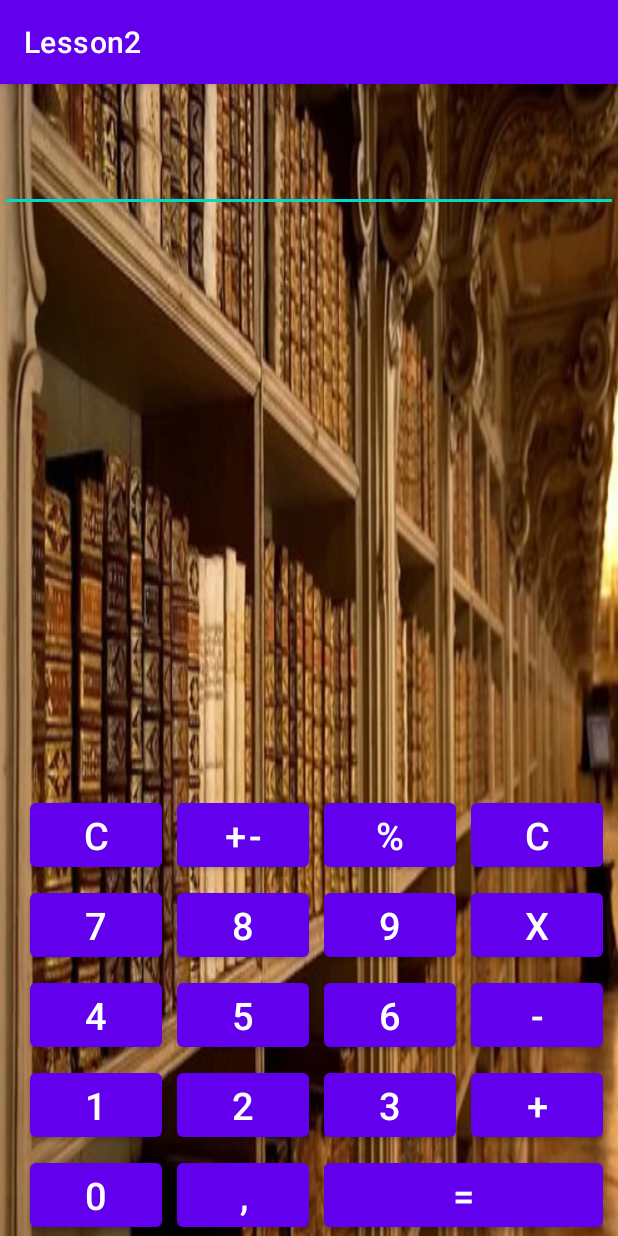
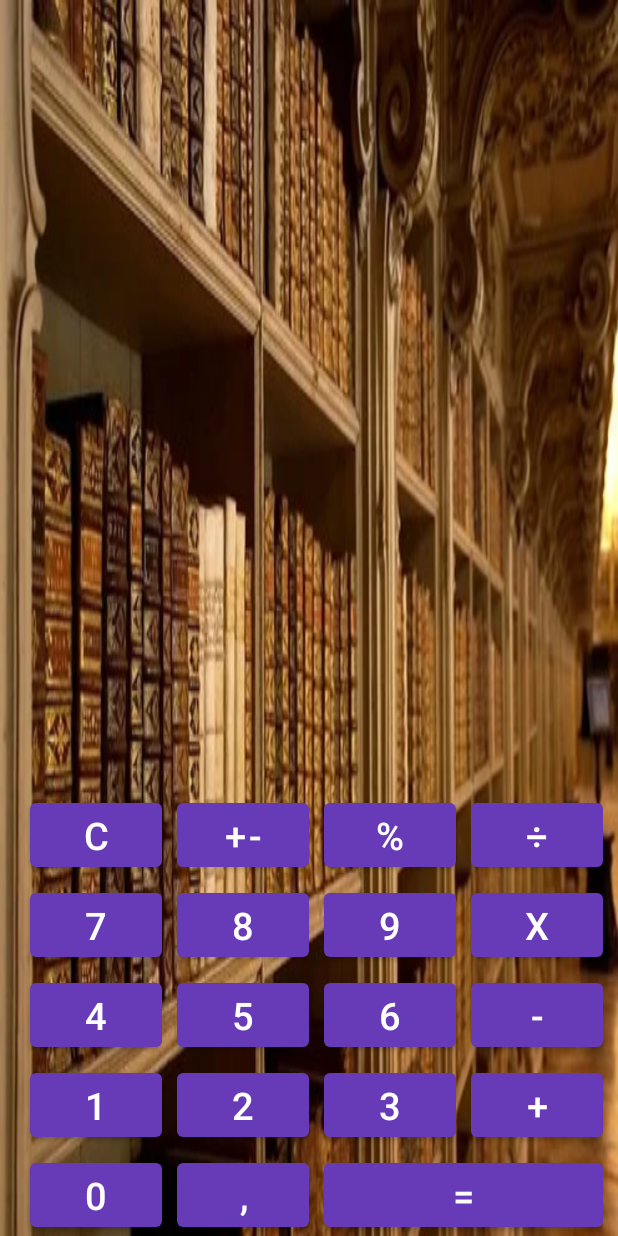
Before and after one commit to TesFun/Calculator, an Android app: the screen it shows after launch (MainActivity), on a phone screen of 412 x 824 dp. Run offline under Robolectric (Android 15) with nearby library versions, the phone set to English and light mode, and no system bars.

Commit message:
Вынес названия в стринг ресурс, провел косметические изменения

```diff
--- a/app/src/main/java/ru/gb/lesson2/MainActivity.java
+++ b/app/src/main/java/ru/gb/lesson2/MainActivity.java
@@ -3,12 +3,38 @@ package ru.gb.lesson2;
 import androidx.appcompat.app.AppCompatActivity;
 
 import android.os.Bundle;
+import android.view.View;
+import android.widget.EditText;
+import android.widget.TextView;
 
 public class MainActivity extends AppCompatActivity {
+
+    TextView textView;
+//    int value = 0;
+    int value;
 
     @Override
     protected void onCreate(Bundle savedInstanceState) {
         super.onCreate(savedInstanceState);
         setContentView(R.layout.activity_main);
+
+        textView = findViewById(R.id.textView);
+//        value = Integer.parseInt(String.valueOf(editText.getText()));
+
+        findViewById(R.id.button_0).setOnClickListener(new View.OnClickListener() {
+            @Override
+            public void onClick(View v) {
+                value += 0;
+                textView.setText(String.valueOf(value));
+            }
+        });
+
+        findViewById(R.id.button_1).setOnClickListener(new View.OnClickListener() {
+            @Override
+            public void onClick(View v) {
+                value += 1;
+                textView.setText(String.valueOf(value));
+            }
+        });
     }
 }
--- a/app/src/main/res/layout/activity_main.xml
+++ b/app/src/main/res/layout/activity_main.xml
@@ -5,13 +5,15 @@
     xmlns:tools="http://schemas.android.com/tools"
     android:layout_width="match_parent"
     android:layout_height="match_parent"
-    tools:context=".MainActivity"
-    android:background="@drawable/palacio">
+    android:background="@drawable/palacio"
+    tools:context=".MainActivity">
 
-    <EditText
+    <TextView
+        android:id="@+id/textView"
         android:layout_width="0dp"
         android:layout_height="wrap_content"
         android:textAlignment="textEnd"
+        android:textColor="@color/white"
         android:textSize="48sp"
         app:layout_constraintEnd_toEndOf="parent"
         app:layout_constraintStart_toStartOf="parent"
@@ -21,9 +23,9 @@
     <androidx.constraintlayout.widget.ConstraintLayout
         android:layout_width="wrap_content"
         android:layout_height="wrap_content"
-        app:layout_constraintStart_toStartOf="parent"
+        app:layout_constraintBottom_toBottomOf="parent"
         app:layout_constraintEnd_toEndOf="parent"
-        app:layout_constraintBottom_toBottomOf="parent">
+        app:layout_constraintStart_toStartOf="parent">
 
         <Button
             android:id="@+id/button_c"
@@ -31,231 +33,211 @@
             android:layout_height="wrap_content"
             android:layout_marginStart="10dp"
             android:layout_marginTop="10dp"
-        app:layout_constraintTop_toTopOf="parent"
+            android:text="@string/button_c"
+            android:textSize="25sp"
             app:layout_constraintLeft_toLeftOf="parent"
-        android:text="@string/btn_c"
-        android:textSize="25sp"
-        />
+            app:layout_constraintTop_toTopOf="parent" />
 
         <Button
             android:id="@+id/button_7"
             android:layout_width="wrap_content"
             android:layout_height="wrap_content"
-        android:layout_marginLeft="10dp"
+            android:layout_marginStart="10dp"
             android:layout_marginTop="5dp"
-        app:layout_constraintTop_toBottomOf="@id/button_c"
+            android:text="@string/button_7"
+            android:textSize="25sp"
             app:layout_constraintLeft_toLeftOf="parent"
-        android:text="7"
-        android:textSize="25dp"
-        />
+            app:layout_constraintTop_toBottomOf="@id/button_c" />
 
         <Button
             android:id="@+id/button_plusminus"
             android:layout_width="wrap_content"
             android:layout_height="wrap_content"
-        android:layout_marginLeft="10dp"
+            android:layout_marginStart="10dp"
             android:layout_marginTop="10dp"
-        app:layout_constraintTop_toTopOf="parent"
+            android:text="@string/button_plusmin"
+            android:textSize="25sp"
             app:layout_constraintLeft_toRightOf="@id/button_c"
-        android:text="+-"
-        android:textSize="25dp"
-        />
+            app:layout_constraintTop_toTopOf="parent" />
 
         <Button
             android:id="@+id/button_8"
             android:layout_width="wrap_content"
             android:layout_height="wrap_content"
-        android:layout_marginLeft="10dp"
+            android:layout_marginStart="10dp"
             android:layout_marginTop="5dp"
-        app:layout_constraintTop_toBottomOf="@id/button_plusminus"
+            android:text="@string/button_8"
+            android:textSize="25sp"
             app:layout_constraintLeft_toRightOf="@id/button_7"
-        android:text="8"
-        android:textSize="25dp"
-        />
+            app:layout_constraintTop_toBottomOf="@id/button_plusminus" />
 
         <Button
             android:id="@+id/button_percent"
             android:layout_width="wrap_content"
             android:layout_height="wrap_content"
-        android:layout_marginLeft="10dp"
+            android:layout_marginStart="10dp"
             android:layout_marginTop="10dp"
-        app:layout_constraintTop_toTopOf="parent"
+            android:text="@string/button_percent"
+            android:textSize="25sp"
             app:layout_constraintLeft_toRightOf="@id/button_plusminus"
-        android:text="%"
-        android:textSize="25dp"
-        />
+            app:layout_constraintTop_toTopOf="parent" />
 
         <Button
             android:id="@+id/button_9"
             android:layout_width="wrap_content"
             android:layout_height="wrap_content"
-        android:layout_marginLeft="10dp"
+            android:layout_marginStart="10dp"
             android:layout_marginTop="5dp"
-        app:layout_constraintTop_toBottomOf="@id/button_percent"
+            android:text="@string/button_9"
+            android:textSize="25sp"
             app:layout_constraintLeft_toRightOf="@id/button_8"
-        android:text="9"
-        android:textSize="25dp"
-        />
+            app:layout_constraintTop_toBottomOf="@id/button_percent" />
 
         <Button
             android:id="@+id/button_division"
             android:layout_width="wrap_content"
             android:layout_height="wrap_content"
-        android:layout_marginLeft="10dp"
+            android:layout_marginStart="10dp"
             android:layout_marginTop="10dp"
-        app:layout_constraintTop_toTopOf="parent"
+            android:text="@string/button_division"
+            android:textSize="25sp"
             app:layout_constraintLeft_toRightOf="@id/button_percent"
-        android:text="c"
-        android:textSize="25dp"
-        />
+            app:layout_constraintTop_toTopOf="parent" />
 
         <Button
             android:id="@+id/button_mult"
             android:layout_width="wrap_content"
             android:layout_height="wrap_content"
-        android:layout_marginLeft="10dp"
+            android:layout_marginStart="10dp"
             android:layout_marginTop="5dp"
-        app:layout_constraintTop_toBottomOf="@id/button_division"
+            android:text="@string/button_x"
+            android:textSize="25sp"
             app:layout_constraintLeft_toRightOf="@id/button_9"
-        android:text="x"
-        android:textSize="25dp"
-        />
+            app:layout_constraintTop_toBottomOf="@id/button_division" />
 
         <Button
             android:id="@+id/button_4"
             android:layout_width="wrap_content"
             android:layout_height="wrap_content"
-        android:layout_marginLeft="10dp"
+            android:layout_marginStart="10dp"
             android:layout_marginTop="5dp"
-        app:layout_constraintTop_toBottomOf="@id/button_7"
+            android:text="@string/button_4"
+            android:textSize="25sp"
             app:layout_constraintLeft_toLeftOf="parent"
-        android:text="4"
-        android:textSize="25dp"
-        />
+            app:layout_constraintTop_toBottomOf="@id/button_7" />
 
         <Button
             android:id="@+id/button_5"
             android:layout_width="wrap_content"
             android:layout_height="wrap_content"
-        android:layout_marginLeft="10dp"
+            android:layout_marginStart="10dp"
             android:layout_marginTop="5dp"
-        app:layout_constraintTop_toBottomOf="@id/button_8"
+            android:text="@string/button_5"
+            android:textSize="25sp"
             app:layout_constraintLeft_toRightOf="@id/button_4"
-        android:text="5"
-        android:textSize="25dp"
-        />
+            app:layout_constraintTop_toBottomOf="@id/button_8" />
 
         <Button
             android:id="@+id/button_6"
             android:layout_width="wrap_content"
             android:layout_height="wrap_content"
-        android:layout_marginLeft="10dp"
+            android:layout_marginStart="10dp"
             android:layout_marginTop="5dp"
-        app:layout_constraintTop_toBottomOf="@id/button_9"
+            android:text="@string/button_6"
+            android:textSize="25sp"
             app:layout_constraintLeft_toRightOf="@id/button_5"
-        android:text="6"
-        android:textSize="25dp"
-        />
+            app:layout_constraintTop_toBottomOf="@id/button_9" />
 
         <Button
             android:id="@+id/button_subs"
             android:layout_width="wrap_content"
             android:layout_height="wrap_content"
-        android:layout_marginLeft="10dp"
+            android:layout_marginStart="10dp"
             android:layout_marginTop="5dp"
-        app:layout_constraintTop_toBottomOf="@id/button_mult"
+            android:text="@string/button_subs"
+            android:textSize="25sp"
             app:layout_constraintLeft_toRightOf="@id/button_6"
-        android:text="-"
-        android:textSize="25dp"
-        />
+            app:layout_constraintTop_toBottomOf="@id/button_mult" />
 
         <Button
             android:id="@+id/button_1"
             android:layout_width="wrap_content"
             android:layout_height="wrap_content"
-        android:layout_marginLeft="10dp"
+            android:layout_marginStart="10dp"
             android:layout_marginTop="5dp"
-        app:layout_constraintTop_toBottomOf="@id/button_4"
+            android:text="@string/button_1"
+            android:textSize="25sp"
             app:layout_constraintLeft_toLeftOf="parent"
-        android:text="1"
-        android:textSize="25dp"
-        />
+            app:layout_constraintTop_toBottomOf="@id/button_4" />
 
         <Button
             android:id="@+id/button_2"
             android:layout_width="wrap_content"
             android:layout_height="wrap_content"
-        android:layout_marginLeft="10dp"
+            android:layout_marginStart="10dp"
             android:layout_marginTop="5dp"
-        app:layout_constraintTop_toBottomOf="@id/button_5"
+            android:text="@string/button_2"
+            android:textSize="25sp"
             app:layout_constraintLeft_toRightOf="@id/button_1"
-        android:text="2"
-        android:textSize="25dp"
-        />
+            app:layout_constraintTop_toBottomOf="@id/button_5" />
 
         <Button
             android:id="@+id/button_3"
             android:layout_width="wrap_content"
             android:layout_height="wrap_content"
-        android:layout_marginLeft="10dp"
+            android:layout_marginStart="10dp"
             android:layout_marginTop="5dp"
-        app:layout_constraintTop_toBottomOf="@id/button_6"
+            android:text="@string/button_3"
+            android:textSize="25sp"
             app:layout_constraintLeft_toRightOf="@id/button_2"
-        android:text="3"
-        android:textSize="25dp"
-        />
+            app:layout_constraintTop_toBottomOf="@id/button_6" />
 
         <Button
             android:id="@+id/button_add"
             android:layout_width="wrap_content"
             android:layout_height="wrap_content"
-        android:layout_marginLeft="10dp"
+            android:layout_marginStart="10dp"
             android:layout_marginTop="5dp"
-        app:layout_constraintTop_toBottomOf="@id/button_subs"
+            android:text="@string/button_add"
+            android:textSize="25sp"
             app:layout_constraintLeft_toRightOf="@id/button_3"
-        android:text="+"
-        android:textSize="25dp"
-        />
+            app:layout_constraintTop_toBottomOf="@id/button_subs" />
 
         <Button
             android:id="@+id/button_0"
             android:layout_width="wrap_content"
             android:layout_height="wrap_content"
-        android:layout_marginLeft="10dp"
+            android:layout_marginStart="10dp"
             android:layout_marginTop="5dp"
-        app:layout_constraintTop_toBottomOf="@id/button_1"
+            android:text="@string/button_0"
+            android:textSize="25sp"
             app:layout_constraintLeft_toLeftOf="parent"
-        android:text="0"
-        android:textSize="25dp"
-        />
+            app:layout_constraintTop_toBottomOf="@id/button_1" />
 
         <Button
             android:id="@+id/button_comma"
             android:layout_width="wrap_content"
             android:layout_height="wrap_content"
-        android:layout_marginLeft="10dp"
+            android:layout_marginStart="10dp"
             android:layout_marginTop="5dp"
-        app:layout_constraintTop_toBottomOf="@id/button_3"
+            android:text="@string/button_comma"
+            android:textSize="25sp"
             app:layout_constraintLeft_toRightOf="@id/button_0"
-        android:text=","
-        android:textSize="25dp"
-        />
+            app:layout_constraintTop_toBottomOf="@id/button_3" />
 
         <Button
             android:id="@+id/button_equals"
             android:layout_width="0dp"
             android:layout_height="wrap_content"
-        android:layout_marginLeft="10dp"
+            android:layout_marginStart="10dp"
             android:layout_marginTop="5dp"
+            android:text="@string/button_equals"
+            android:textSize="25sp"
             app:layout_constraintEnd_toEndOf="@id/button_add"
-        app:layout_constraintTop_toBottomOf="@id/button_add"
             app:layout_constraintStart_toEndOf="@id/button_comma"
-        android:text="="
-        android:textSize="25dp"
-        />
+            app:layout_constraintTop_toBottomOf="@id/button_add" />
 
     </androidx.constraintlayout.widget.ConstraintLayout>
 
 
-
 </androidx.constraintlayout.widget.ConstraintLayout>
--- a/app/src/main/res/values/colors.xml
+++ b/app/src/main/res/values/colors.xml
@@ -1,8 +1,8 @@
 <?xml version="1.0" encoding="utf-8"?>
 <resources>
     <color name="purple_200">#FFBB86FC</color>
-    <color name="purple_500">#FF6200EE</color>
-    <color name="purple_700">#FF3700B3</color>
+    <color name="purple_500">#673AB7</color>
+    <color name="purple_700">#9183B1</color>
     <color name="teal_200">#FF03DAC5</color>
     <color name="teal_700">#FF018786</color>
     <color name="black">#FF000000</color>
--- a/app/src/main/res/values/strings.xml
+++ b/app/src/main/res/values/strings.xml
@@ -1,4 +1,22 @@
 <resources>
     <string name="app_name">Lesson2</string>
-    <string name="btn_c">c</string>
+    <string name="button_c">c</string>
+    <string name="button_7">7</string>
+    <string name="button_plusmin">+-</string>
+    <string name="button_8">8</string>
+    <string name="button_percent">%</string>
+    <string name="button_9">9</string>
+    <string name="button_division">÷</string>
+    <string name="button_x">x</string>
+    <string name="button_4">4</string>
+    <string name="button_5">5</string>
+    <string name="button_6">6</string>
+    <string name="button_subs">-</string>
+    <string name="button_1">1</string>
+    <string name="button_2">2</string>
+    <string name="button_3">3</string>
+    <string name="button_add">+</string>
+    <string name="button_0">0</string>
+    <string name="button_comma">,</string>
+    <string name="button_equals">=</string>
 </resources>
--- a/app/src/main/res/values/themes.xml
+++ b/app/src/main/res/values/themes.xml
@@ -1,6 +1,6 @@
 <resources xmlns:tools="http://schemas.android.com/tools">
     <!-- Base application theme. -->
-    <style name="Theme.Lesson2" parent="Theme.MaterialComponents.DayNight.DarkActionBar">
+    <style name="Theme.Lesson2" parent="Theme.MaterialComponents.DayNight.NoActionBar">
         <!-- Primary brand color. -->
         <item name="colorPrimary">@color/purple_500</item>
         <item name="colorPrimaryVariant">@color/purple_700</item>
```
Lines whose indentation alone changed are shown as unchanged.
